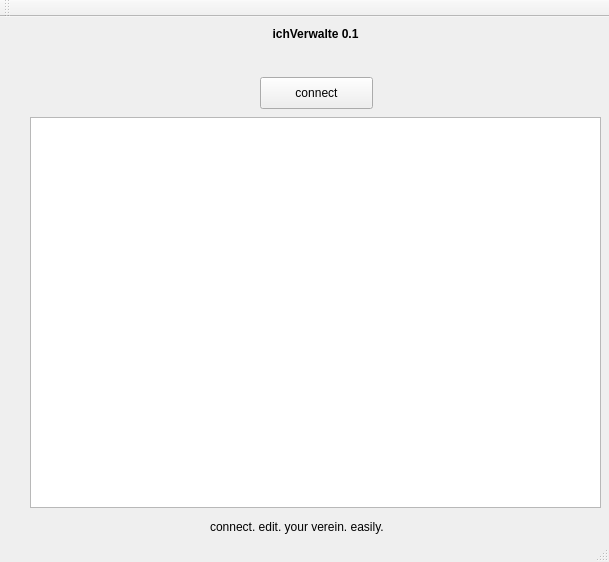
Qt form qt/ichVerwalte/mainwindow.ui (lbreier-tgm/fussball) before a commit.
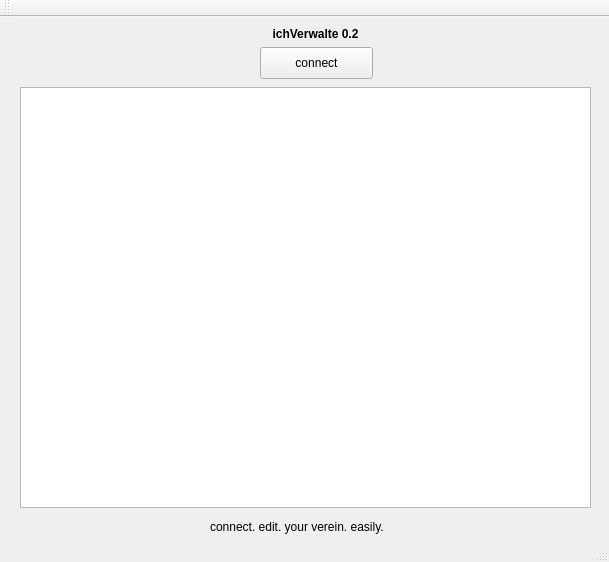
The same form after that commit.

Patch:
```diff
--- a/qt/ichVerwalte/mainwindow.ui
+++ b/qt/ichVerwalte/mainwindow.ui
@@ -18,7 +18,7 @@
     <property name="geometry">
      <rect>
       <x>260</x>
-      <y>60</y>
+      <y>30</y>
       <width>113</width>
       <height>32</height>
      </rect>
@@ -52,7 +52,7 @@
      </font>
     </property>
     <property name="text">
-     <string>ichVerwalte 0.1</string>
+     <string>ichVerwalte 0.2</string>
     </property>
     <property name="alignment">
      <set>Qt::AlignHCenter|Qt::AlignTop</set>
@@ -74,10 +74,10 @@
    <widget class="QTableView" name="tableView">
     <property name="geometry">
      <rect>
-      <x>30</x>
-      <y>100</y>
+      <x>20</x>
+      <y>70</y>
       <width>571</width>
-      <height>391</height>
+      <height>421</height>
      </rect>
     </property>
     <property name="showGrid">
@@ -89,6 +89,9 @@
     <property name="sortingEnabled">
      <bool>false</bool>
     </property>
+    <property name="wordWrap">
+     <bool>true</bool>
+    </property>
    </widget>
   </widget>
   <widget class="QToolBar" name="mainToolBar">
```
